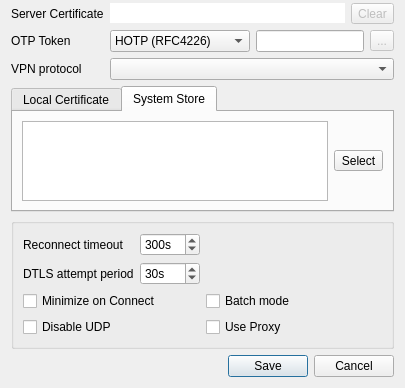
Qt form src/dialog/editdialog.ui (openconnect/openconnect-gui) before a commit; both pictures show x 0 to 405 and y 175 to 563 of the 405 by 563 pixel window.
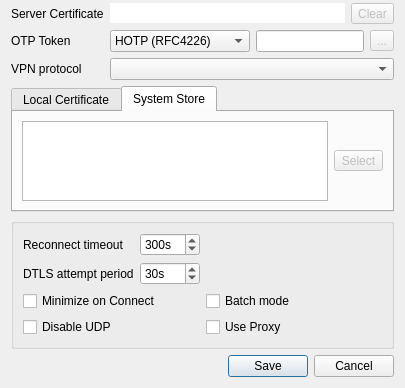
The same form after that commit. The open tabs and pages were chosen to show the change. Icons and pictures are not drawn.

Commit message: Enable SystemStore certificate button only when any certificate selected

What changed in the file:
```diff
--- a/src/dialog/editdialog.ui
+++ b/src/dialog/editdialog.ui
@@ -418,6 +418,9 @@
        </item>
        <item row="0" column="1">
         <widget class="QToolButton" name="loadWinCert">
+         <property name="enabled">
+          <bool>false</bool>
+         </property>
          <property name="toolTip">
           <string extracomment="Select that certificate"/>
          </property>
```
The commit also changes 2 other files.
